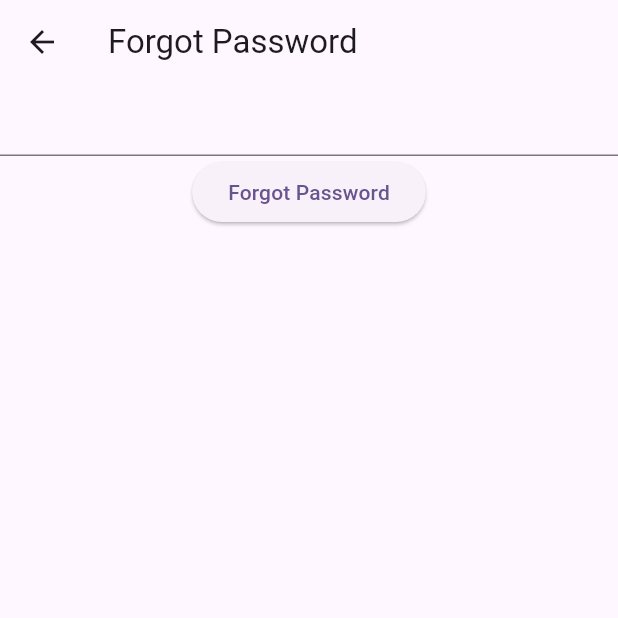
After one commit to MuhammadAliKust/Usman-ToDo-App, a Flutter app: the ForgotPasswordView screen opened directly, after a tap on "Forgot Password", on a phone screen of 412 x 824 dp, the top half of it. The commit adds this screen. Run offline on Flutter 3.47's test engine with Material 3 defaults, Android fonts, the phone set to English and light mode, and no system bars; drawn by our look-alikes of loading_overlay; our stand-ins replace cloud_firestore, firebase_auth, firebase_core; accounts and stored records are empty; network calls fail.

Commit message:
Specific User Task and Forgot Password and Logout Done

```diff
--- a/lib/add_task.dart
+++ b/lib/add_task.dart
@@ -1,3 +1,4 @@
+import 'package:firebase_auth/firebase_auth.dart';
 import 'package:flutter/material.dart';
 import 'package:loading_overlay/loading_overlay.dart';
 import 'package:usman_todo/get_all_task.dart';
@@ -97,6 +98,7 @@ class _AddTaskViewState extends State<AddTaskView> {
                               title: titleController.text,
                               description: descriptionController.text,
                               isCompleted: false,
+                              userID:  FirebaseAuth.instance.currentUser!.uid.toString(),
                               createdAt: DateTime.now().millisecondsSinceEpoch))
                           .then((value) {
                         isLoading = false;
--- a/lib/dashboard.dart
+++ b/lib/dashboard.dart
@@ -1,3 +1,5 @@
+import 'package:firebase_auth/firebase_auth.dart';
+import 'package:firebase_core/firebase_core.dart';
 import 'package:flutter/material.dart';
 import 'package:provider/provider.dart';
 import 'package:usman_todo/get_all_task.dart';
@@ -27,7 +29,8 @@ class DashBoardView extends StatelessWidget {
                   List<TaskModel> completedTaskList =
                       context.watch<List<TaskModel>>();
                   return StreamProvider.value(
-                      value: TaskServices().getAllTasks(),
+                      value: TaskServices().getAllTasks(
+                          FirebaseAuth.instance.currentUser!.uid.toString()),
                       initialData: [TaskModel()],
                       builder: (context, child) {
                         List<TaskModel> taskList =
--- /dev/null
+++ b/lib/forgot_pwd_view.dart
@@ -0,0 +1,57 @@
+import 'dart:developer';
+
+import 'package:flutter/material.dart';
+import 'package:loading_overlay/loading_overlay.dart';
+import 'package:usman_todo/services/auth.dart';
+
+class ForgotPasswordView extends StatefulWidget {
+  const ForgotPasswordView({super.key});
+
+  @override
+  State<ForgotPasswordView> createState() => _ForgotPasswordViewState();
+}
+
+class _ForgotPasswordViewState extends State<ForgotPasswordView> {
+  bool isLoading = false;
+  TextEditingController emailController = TextEditingController();
+
+  @override
+  Widget build(BuildContext context) {
+    return LoadingOverlay(
+      isLoading: isLoading,
+      child: Scaffold(
+        appBar: AppBar(
+          title: Text("Forgot Password"),
+        ),
+        body: Column(
+          children: [
+            TextField(
+              controller: emailController,
+            ),
+            ElevatedButton(
+                onPressed: () async {
+                  log('called');
+                  try {
+                    await AuthServices()
+                        .forgotPassword(emailController.text)
+                        .then((value) {
+                      showDialog(
+                          context: context,
+                          builder: (context) {
+                            return AlertDialog(
+                              title: Text(
+                                  "An email with password reset link has been sent to your mail box. Kindly tap to reset your password"),
+                            );
+                          });
+                    });
+                  } catch (e) {
+                    log(e.toString());
+                  }
+                },
+                child: Text("Forgot Password"))
+          ],
+        ),
+      ),
+    );
+  }
+}
--- a/lib/get_all_task.dart
+++ b/lib/get_all_task.dart
@@ -1,5 +1,6 @@
 import 'dart:developer';
 
+import 'package:firebase_auth/firebase_auth.dart';
 import 'package:flutter/cupertino.dart';
 import 'package:flutter/material.dart';
 import 'package:provider/provider.dart';
@@ -29,7 +30,7 @@ class GetAllTaskView extends StatelessWidget {
         child: const Icon(Icons.add),
       ),
       body: StreamProvider.value(
-        value: TaskServices().getAllTasks(),
+        value: TaskServices().getAllTasks( FirebaseAuth.instance.currentUser!.uid.toString()),
         initialData: [TaskModel()],
         builder: (context, child) {
           List<TaskModel> taskList = context.watch<List<TaskModel>>();
--- a/lib/main.dart
+++ b/lib/main.dart
@@ -1,6 +1,7 @@
 import 'package:firebase_core/firebase_core.dart';
 import 'package:flutter/material.dart';
 import 'package:usman_todo/dashboard.dart';
+import 'package:usman_todo/forgot_pwd_view.dart';
 import 'package:usman_todo/get_all_task.dart';
 import 'package:usman_todo/login.dart';
 import 'package:usman_todo/signup.dart';
--- a/lib/models/task.dart
+++ b/lib/models/task.dart
@@ -10,6 +10,7 @@ TaskModel taskModelFromJson(String str) => TaskModel.fromJson(json.decode(str));
 class TaskModel {
   final String? docId;
   final String? title;
+  final String? userID;
   final String? description;
   final bool? isCompleted;
   final int? createdAt;
@@ -19,6 +20,7 @@ class TaskModel {
     this.title,
     this.description,
     this.isCompleted,
+    this.userID,
     this.createdAt,
   });
 
@@ -27,6 +29,7 @@ class TaskModel {
     title: json["title"],
     description: json["description"],
     isCompleted: json["isCompleted"],
+    userID: json["userID"],
     createdAt: json["createdAt"],
   );
 
@@ -35,6 +38,7 @@ class TaskModel {
     "title": title,
     "description": description,
     "isCompleted": isCompleted,
+    "userID": userID,
     "createdAt": createdAt,
   };
 }
--- a/lib/services/auth.dart
+++ b/lib/services/auth.dart
@@ -22,4 +22,9 @@ class AuthServices {
   Future forgotPassword(String email) async {
     return await FirebaseAuth.instance.sendPasswordResetEmail(email: email);
   }
+
+  ///Logout
+  Future logout() async {
+    return await FirebaseAuth.instance.signOut();
+  }
 }
--- a/lib/services/task.dart
+++ b/lib/services/task.dart
@@ -16,9 +16,10 @@ class TaskServices {
   }
 
   ///Get All Tasks
-  Stream<List<TaskModel>> getAllTasks() {
+  Stream<List<TaskModel>> getAllTasks(String userID) {
     return FirebaseFirestore.instance
         .collection('taskCollection')
+        .where('userID', isEqualTo: userID)
         .snapshots()
         .map((event) =>
             event.docs.map((e) => TaskModel.fromJson(e.data())).toList());
```
Also changed, not shown: lib/login.dart (+6 -9 lines).
